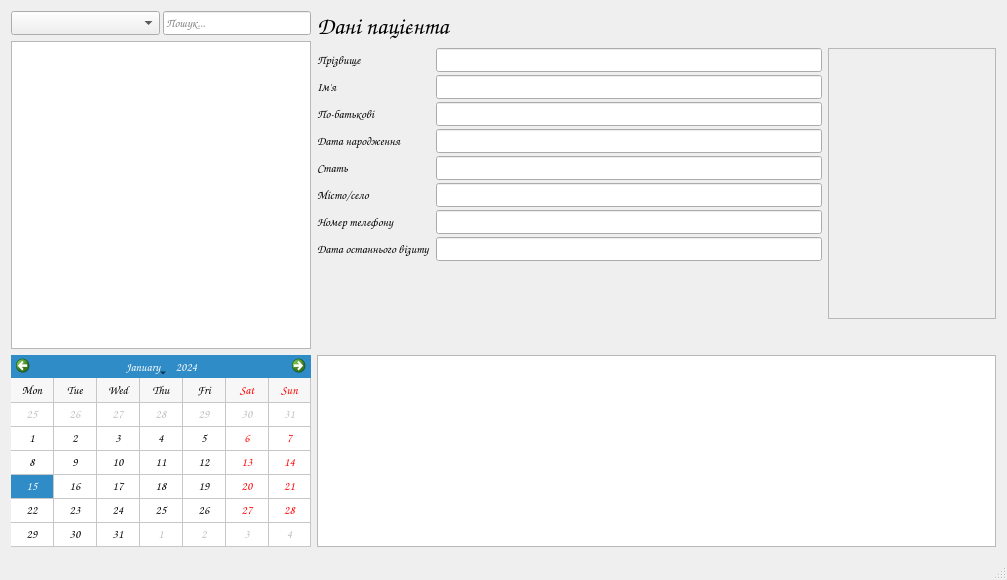
Before: the Qt Designer form mainwindow.ui in moz6go/NesterDentalClinic, drawn with Qt 5.
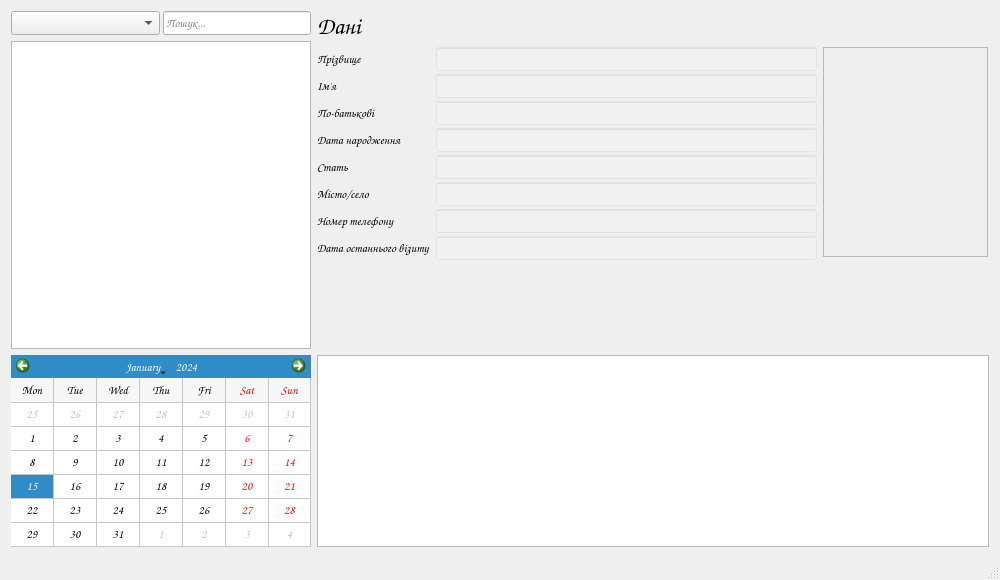
After: the same form once the commit is applied. Icons and pictures are not drawn.

Patch:
```diff
--- a/mainwindow.ui
+++ b/mainwindow.ui
@@ -6,7 +6,7 @@
    <rect>
     <x>0</x>
     <y>0</y>
-    <width>1007</width>
+    <width>1000</width>
     <height>580</height>
    </rect>
   </property>
@@ -19,6 +19,7 @@
   <property name="font">
    <font>
     <family>Comic Sans MS</family>
+    <pointsize>9</pointsize>
    </font>
   </property>
   <property name="windowTitle">
@@ -122,11 +123,23 @@
         <item>
          <widget class="QLabel" name="label_9">
           <property name="sizePolicy">
-           <sizepolicy hsizetype="Expanding" vsizetype="Preferred">
+           <sizepolicy hsizetype="Expanding" vsizetype="Fixed">
             <horstretch>0</horstretch>
             <verstretch>0</verstretch>
            </sizepolicy>
           </property>
+          <property name="minimumSize">
+           <size>
+            <width>0</width>
+            <height>30</height>
+           </size>
+          </property>
+          <property name="maximumSize">
+           <size>
+            <width>16777215</width>
+            <height>30</height>
+           </size>
+          </property>
           <property name="font">
            <font>
             <family>Comic Sans MS</family>
@@ -134,7 +147,7 @@
            </font>
           </property>
           <property name="text">
-           <string>Дані пацієнта</string>
+           <string>Дані</string>
           </property>
          </widget>
         </item>
@@ -150,6 +163,7 @@
               <property name="font">
                <font>
                 <family>Comic Sans MS</family>
+                <pointsize>9</pointsize>
                </font>
               </property>
               <property name="text">
@@ -164,6 +178,11 @@
                 <family>Comic Sans MS</family>
                </font>
               </property>
+              <property name="styleSheet">
+               <string notr="true">QLineEdit {
+background-color: rgba(250,250,250,0.2)
+}</string>
+              </property>
               <property name="readOnly">
                <bool>true</bool>
               </property>
@@ -174,6 +193,7 @@
               <property name="font">
                <font>
                 <family>Comic Sans MS</family>
+                <pointsize>9</pointsize>
                </font>
               </property>
               <property name="text">
@@ -188,6 +208,11 @@
                 <family>Comic Sans MS</family>
                </font>
               </property>
+              <property name="styleSheet">
+               <string notr="true">QLineEdit {
+background-color: rgba(250,250,250,0.2)
+}</string>
+              </property>
               <property name="readOnly">
                <bool>true</bool>
               </property>
@@ -198,6 +223,7 @@
               <property name="font">
                <font>
                 <family>Comic Sans MS</family>
+                <pointsize>9</pointsize>
                </font>
               </property>
               <property name="text">
@@ -212,6 +238,11 @@
                 <family>Comic Sans MS</family>
                </font>
               </property>
+              <property name="styleSheet">
+               <string notr="true">QLineEdit {
+background-color: rgba(250,250,250,0.2)
+}</string>
+              </property>
               <property name="readOnly">
                <bool>true</bool>
               </property>
@@ -222,6 +253,7 @@
               <property name="font">
                <font>
                 <family>Comic Sans MS</family>
+                <pointsize>9</pointsize>
                </font>
               </property>
               <property name="text">
@@ -236,6 +268,11 @@
                 <family>Comic Sans MS</family>
                </font>
               </property>
+              <property name="styleSheet">
+               <string notr="true">QLineEdit {
+background-color: rgba(250,250,250,0.2)
+}</string>
+              </property>
               <property name="readOnly">
                <bool>true</bool>
               </property>
@@ -246,6 +283,7 @@
               <property name="font">
                <font>
                 <family>Comic Sans MS</family>
+                <pointsize>9</pointsize>
                </font>
               </property>
               <property name="text">
@@ -260,6 +298,11 @@
                 <family>Comic Sans MS</family>
                </font>
               </property>
+              <property name="styleSheet">
+               <string notr="true">QLineEdit {
+background-color: rgba(250,250,250,0.2)
+}</string>
+              </property>
               <property name="readOnly">
                <bool>true</bool>
               </property>
@@ -270,6 +313,7 @@
               <property name="font">
                <font>
                 <family>Comic Sans MS</family>
+                <pointsize>9</pointsize>
                </font>
               </property>
               <property name="text">
@@ -284,6 +328,11 @@
                 <family>Comic Sans MS</family>
                </font>
               </property>
+              <property name="styleSheet">
+               <string notr="true">QLineEdit {
+background-color: rgba(250,250,250,0.2)
+}</string>
+              </property>
               <property name="readOnly">
                <bool>true</bool>
               </property>
@@ -294,6 +343,7 @@
               <property name="font">
                <font>
                 <family>Comic Sans MS</family>
+                <pointsize>9</pointsize>
                </font>
               </property>
               <property name="text">
@@ -308,6 +358,11 @@
                 <family>Comic Sans MS</family>
                </font>
               </property>
+              <property name="styleSheet">
+               <string notr="true">QLineEdit {
+background-color: rgba(250,250,250,0.2)
+}</string>
+              </property>
               <property name="readOnly">
                <bool>true</bool>
               </property>
@@ -318,6 +373,7 @@
               <property name="font">
                <font>
                 <family>Comic Sans MS</family>
+                <pointsize>9</pointsize>
                </font>
               </property>
               <property name="text">
@@ -338,11 +394,29 @@
                 <family>Comic Sans MS</family>
                </font>
               </property>
+              <property name="styleSheet">
+               <string notr="true">QLineEdit {
+background-color: rgba(250,250,250,0.2)
+}</string>
+              </property>
               <property name="readOnly">
                <bool>true</bool>
               </property>
              </widget>
             </item>
+            <item row="8" column="1">
+             <spacer name="verticalSpacer">
+              <property name="orientation">
+               <enum>Qt::Vertical</enum>
+              </property>
+              <property name="sizeHint" stdset="0">
+               <size>
+                <width>20</width>
+                <height>40</height>
+               </size>
+              </property>
+             </spacer>
+            </item>
            </layout>
           </item>
           <item>
@@ -350,11 +424,23 @@
             <item>
              <widget class="QLabel" name="patient_photo_lbl">
               <property name="sizePolicy">
-               <sizepolicy hsizetype="MinimumExpanding" vsizetype="Expanding">
+               <sizepolicy hsizetype="Expanding" vsizetype="Expanding">
                 <horstretch>0</horstretch>
                 <verstretch>0</verstretch>
                </sizepolicy>
               </property>
+              <property name="minimumSize">
+               <size>
+                <width>165</width>
+                <height>210</height>
+               </size>
+              </property>
+              <property name="maximumSize">
+               <size>
+                <width>165</width>
+                <height>210</height>
+               </size>
+              </property>
               <property name="font">
                <font>
                 <family>Comic Sans MS</family>
@@ -366,6 +452,15 @@
               <property name="text">
                <string/>
               </property>
+              <property name="pixmap">
+               <pixmap resource="res/res.qrc">:/action_icons/default_user.png</pixmap>
+              </property>
+              <property name="scaledContents">
+               <bool>false</bool>
+              </property>
+              <property name="alignment">
+               <set>Qt::AlignCenter</set>
+              </property>
              </widget>
             </item>
             <item>
@@ -504,6 +599,19 @@
               </item>
              </layout>
             </item>
+            <item>
+             <spacer name="verticalSpacer_2">
+              <property name="orientation">
+               <enum>Qt::Vertical</enum>
+              </property>
+              <property name="sizeHint" stdset="0">
+               <size>
+                <width>20</width>
+                <height>40</height>
+               </size>
+              </property>
+             </spacer>
+            </item>
            </layout>
           </item>
          </layout>
@@ -570,6 +678,11 @@
           <height>192</height>
          </size>
         </property>
+        <property name="font">
+         <font>
+          <pointsize>9</pointsize>
+         </font>
+        </property>
        </widget>
       </item>
      </layout>
```
Left out of the diff: 6 changed lines with no effect on the pictures.
